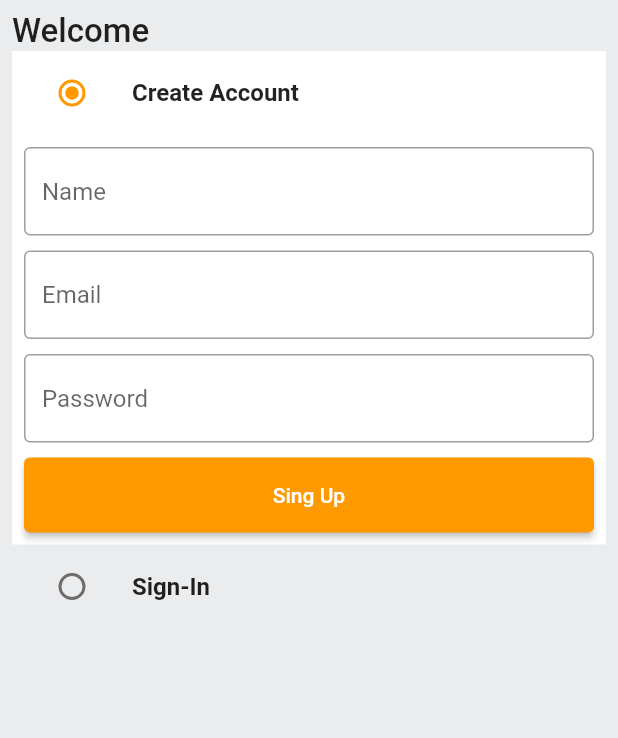
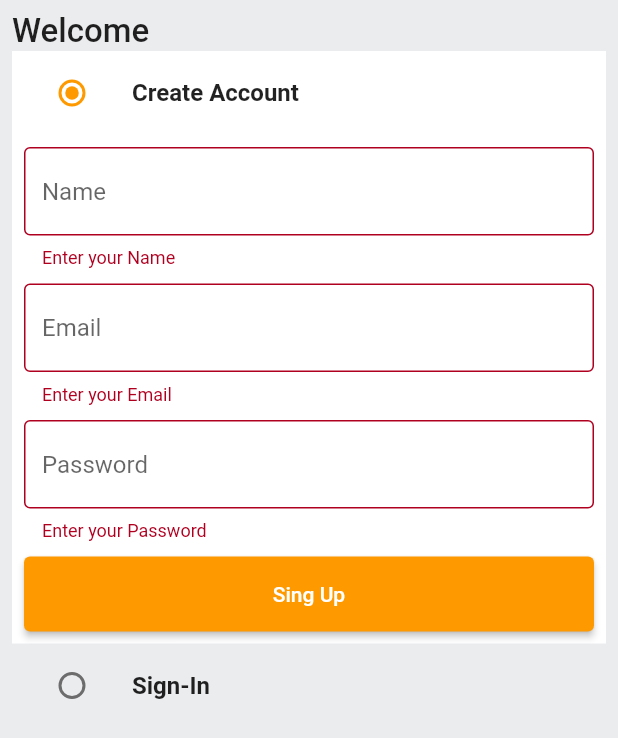
Before and after one commit to Larissa-Nahan/Clone_App_Amazon, a Flutter app: the screen it shows after launch, after a tap on "Sing Up", on a phone screen of 412 x 824 dp. Shown: the top 738 px of the screen. Run offline on Flutter 3.47's test engine with Material 2 defaults, Android fonts, the phone set to English and light mode, and no system bars.

```diff
--- a/lib/constants/global_variables.dart
+++ b/lib/constants/global_variables.dart
@@ -1,6 +1,6 @@
 import 'package:flutter/material.dart';
 
-// String uri = "http://192.168.0.15:3001";
+String uri = "http://192.168.0.15:3001";
 
 class GlobalVariables {
   // Cores
--- a/lib/features/auth/screens/auth_screen.dart
+++ b/lib/features/auth/screens/auth_screen.dart
@@ -1,6 +1,7 @@
 import 'package:amazon/common/widgets/custom_button.dart';
 import 'package:amazon/common/widgets/custom_textfield.dart';
 import 'package:amazon/constants/global_variables.dart';
+import 'package:amazon/features/auth/services/auth_service.dart';
 import 'package:flutter/material.dart';
 
 enum Auth {
@@ -21,6 +22,8 @@ class _AuthScreenState extends State<AuthScreen> {
   final _signUpFormKey = GlobalKey<FormState>();
   final _signInFormKey = GlobalKey<FormState>();
 
+  final AuthService authService = AuthService();
+
   final TextEditingController _nameController = TextEditingController();
   final TextEditingController _emailController = TextEditingController();
   final TextEditingController _passwordController = TextEditingController();
@@ -31,6 +34,14 @@ class _AuthScreenState extends State<AuthScreen> {
     _nameController.dispose();
     _emailController.dispose();
     _passwordController.dispose();
+  }
+
+  void signUpUser() {
+    authService.signUpUser(
+        context: context,
+        name: _nameController.text,
+        email: _emailController.text,
+        password: _passwordController.text);
   }
 
   @override
@@ -99,6 +110,9 @@ class _AuthScreenState extends State<AuthScreen> {
                         CustomButton(
                           text: "Sing Up",
                           onTap: () {
+                            if (_signUpFormKey.currentState!.validate()) {
+                              signUpUser();
+                            }
                           },
                         ),
                       ],
--- /dev/null
+++ b/lib/models/user.dart
@@ -0,0 +1,48 @@
+import 'dart:convert';
+
+class User {
+  final String id;
+  final String name;
+  final String email;
+  final String password;
+  final String address;
+  final String type;
+  final String token;
+
+  User(
+      {required this.id,
+      required this.name,
+      required this.email,
+      required this.password,
+      required this.address,
+      required this.type,
+      required this.token});
+
+  Map<String, dynamic> toMap() {
+    return {
+      'id': id,
+      'name': name,
+      'email': email,
+      'password': password,
+      'address': address,
+      'type': type,
+      'token': token,
+    };
+  }
+
+  factory User.fromMap(Map<String, dynamic> map) {
+    return User(
+      id: map['_id'] ?? '',
+      name: map['name'] ?? '',
+      email: map['email'] ?? '',
+      password: map['password'] ?? '',
+      address: map['address'] ?? '',
+      type: map['type'] ?? '',
+      token: map['token'] ?? '',
+    );
+  }
+
+  String toJson() => json.encode(toMap());
+
+  factory User.fromJson(String source) => User.fromMap(json.decode(source));
+}
--- a/pubspec.yaml
+++ b/pubspec.yaml
@@ -36,6 +36,7 @@ dependencies:
   # The following adds the Cupertino Icons font to your application.
   # Use with the CupertinoIcons class for iOS style icons.
   cupertino_icons: ^1.0.2
+  http: ^0.13.4
 
 dev_dependencies:
   flutter_test:
```
Also changed, not shown: lib/constants/error_handling.dart (added, +26 -0 lines), lib/constants/utils.dart (added, +9 -0 lines), lib/features/auth/services/auth_service.dart (+56 -0 lines), pubspec.lock.
